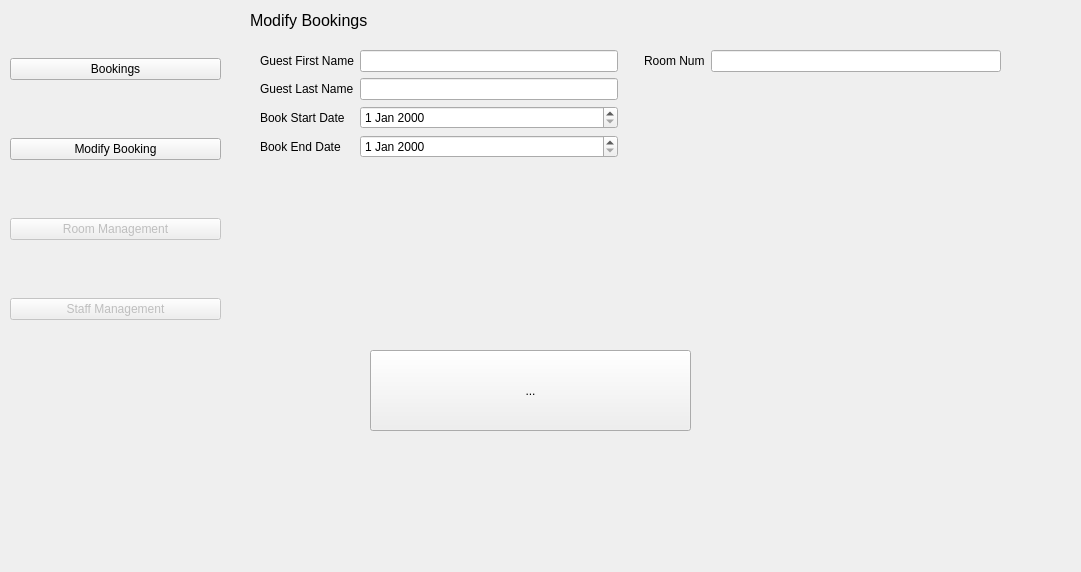
First picture: the form in main_window.ui, repository Yuting-H/LiteStay, before the edit.
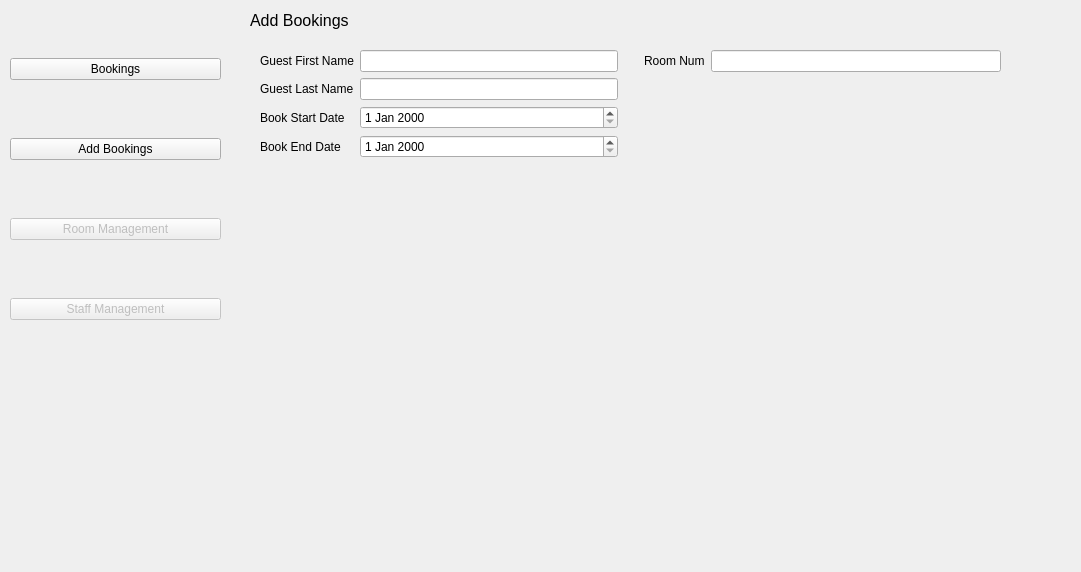
Second picture: the form after the edit. The open tabs and pages were chosen to show the change.

```diff
--- a/main_window.ui
+++ b/main_window.ui
@@ -49,7 +49,7 @@
      <item>
       <widget class="QPushButton" name="add_booking_btn">
        <property name="text">
-        <string>Modify Booking</string>
+        <string>Add Bookings</string>
        </property>
       </widget>
      </item>
@@ -238,7 +238,7 @@
        <rect>
         <x>0</x>
         <y>0</y>
-        <width>131</width>
+        <width>141</width>
         <height>40</height>
        </rect>
       </property>
@@ -248,7 +248,7 @@
        </font>
       </property>
       <property name="text">
-       <string>Modify Bookings</string>
+       <string>Add Bookings</string>
       </property>
      </widget>
      <widget class="QWidget" name="gridLayoutWidget">
@@ -351,19 +351,6 @@
        </item>
       </layout>
      </widget>
-     <widget class="QToolButton" name="toolButton">
-      <property name="geometry">
-       <rect>
-        <x>120</x>
-        <y>350</y>
-        <width>321</width>
-        <height>81</height>
-       </rect>
-      </property>
-      <property name="text">
-       <string>...</string>
-      </property>
-     </widget>
     </widget>
     <widget class="QWidget" name="room_page">
      <widget class="QLabel" name="room_lbl">
```
Left out of the diff: 14 changed lines with no effect on the pictures.
